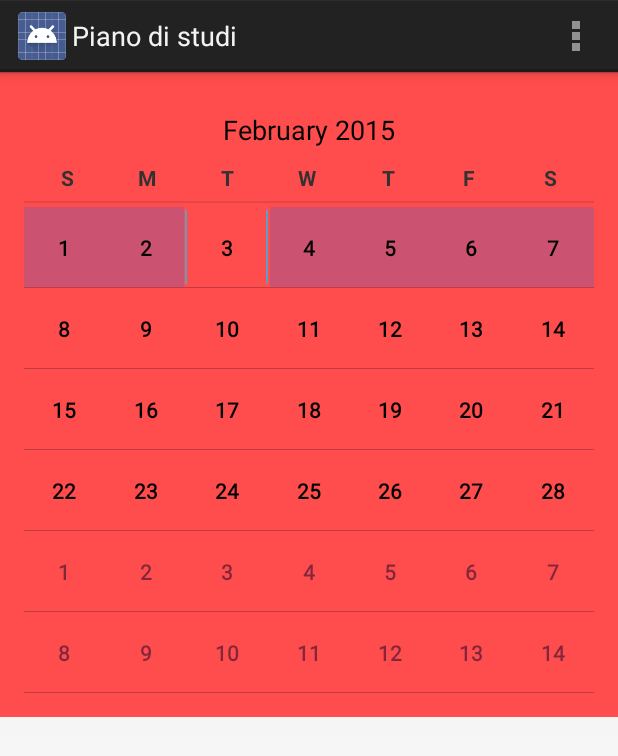
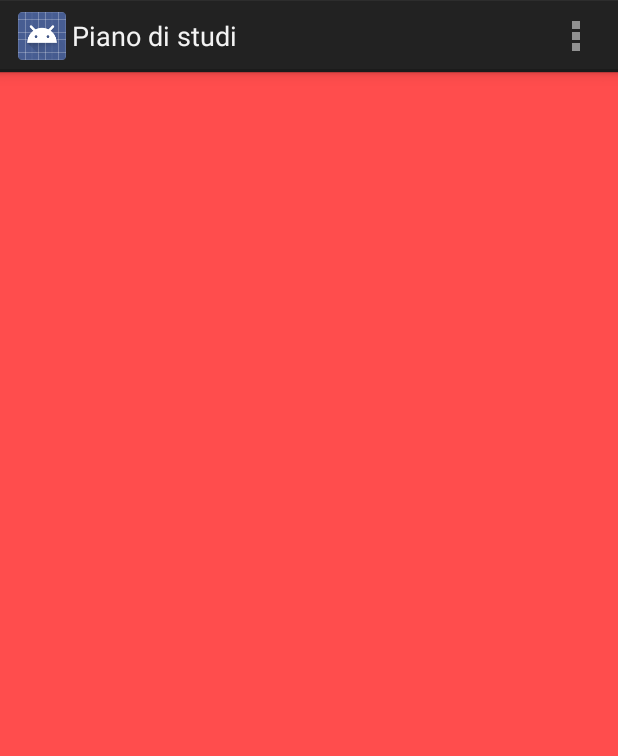
Before and after one commit to Ibbus93/IUM, an Android app: the screen it shows after launch (PianoStudi), after a tap on "Piano di studi", on a phone screen of 412 x 824 dp. Shown: the top 756 px of the screen. Run offline under Robolectric (Android 15) with nearby library versions, the phone set to English and light mode, and no system bars.

```diff
--- a/app/src/main/AndroidManifest.xml
+++ b/app/src/main/AndroidManifest.xml
@@ -50,14 +50,14 @@
             android:screenOrientation="portrait" >
         </activity>
         <activity
-            android:name=".EsameListActivity"
+            android:name=".carriera.EsameListActivity"
             android:label="@string/title_activity_carriera"
             android:screenOrientation="portrait" >
         </activity>
         <activity
-            android:name=".EsameDetailActivity"
+            android:name=".carriera.EsameDetailActivity"
             android:label="@string/title_esame_detail"
-            android:parentActivityName=".EsameListActivity"
+            android:parentActivityName=".carriera.EsameListActivity"
             android:screenOrientation="portrait" >
             <meta-data
                 android:name="android.support.PARENT_ACTIVITY"
--- a/app/src/main/java/android/valarmorghulis/unica/it/uniapp/MainActivity.java
+++ b/app/src/main/java/android/valarmorghulis/unica/it/uniapp/MainActivity.java
@@ -4,6 +4,7 @@ import android.app.Activity;
 import android.content.Intent;
 import android.os.Bundle;
 import android.util.Log;
+import android.valarmorghulis.unica.it.uniapp.carriera.EsameListActivity;
 import android.valarmorghulis.unica.it.uniapp.dummy.DummyContent;
 import android.view.Menu;
 import android.view.MenuItem;
@@ -82,7 +83,6 @@ public class MainActivity extends Activity {
 
     private void goCarriera(){
         Log.d(TAG_LOG, "Carriera clicked");
-        //final Intent carrieraIntent = new Intent(this, Carriera.class);
         final Intent carrieraIntent = new Intent(this, EsameListActivity.class);
         startActivity(carrieraIntent);
     }
--- a/app/src/main/java/android/valarmorghulis/unica/it/uniapp/PianoStudi.java
+++ b/app/src/main/java/android/valarmorghulis/unica/it/uniapp/PianoStudi.java
@@ -2,8 +2,12 @@ package android.valarmorghulis.unica.it.uniapp;
 
 import android.app.Activity;
 import android.os.Bundle;
+import android.support.v4.app.FragmentTransaction;
 import android.view.Menu;
 import android.view.MenuItem;
+
+
+import java.util.Calendar;
 
 
 public class PianoStudi extends Activity {
@@ -12,7 +16,6 @@ public class PianoStudi extends Activity {
     protected void onCreate(Bundle savedInstanceState) {
         super.onCreate(savedInstanceState);
         setContentView(R.layout.activity_piano_studi);
-
     }
 
 
--- a/app/src/main/java/android/valarmorghulis/unica/it/uniapp/CustomArrayAdapter.java
+++ b/app/src/main/java/android/valarmorghulis/unica/it/uniapp/carriera/CustomArrayAdapter.java
@@ -1,10 +1,11 @@
-package android.valarmorghulis.unica.it.uniapp;
+package android.valarmorghulis.unica.it.uniapp.carriera;
 
 /**
  * Created by Samsung on 31/01/2015.
  */
 import android.content.Context;
 import android.graphics.Typeface;
+import android.valarmorghulis.unica.it.uniapp.R;
 import android.valarmorghulis.unica.it.uniapp.dummy.DummyContent;
 import android.view.LayoutInflater;
 import android.view.View;
--- a/app/src/main/java/android/valarmorghulis/unica/it/uniapp/EsameDetailActivity.java
+++ b/app/src/main/java/android/valarmorghulis/unica/it/uniapp/carriera/EsameDetailActivity.java
@@ -1,12 +1,10 @@
-package android.valarmorghulis.unica.it.uniapp;
+package android.valarmorghulis.unica.it.uniapp.carriera;
 
 import android.content.Intent;
 import android.os.Bundle;
 import android.app.Activity;
-import android.util.Log;
-import android.valarmorghulis.unica.it.uniapp.dummy.DummyContent;
+import android.valarmorghulis.unica.it.uniapp.R;
 import android.view.MenuItem;
-import android.widget.TextView;
 
 
 /**
--- a/app/src/main/java/android/valarmorghulis/unica/it/uniapp/EsameDetailFragment.java
+++ b/app/src/main/java/android/valarmorghulis/unica/it/uniapp/carriera/EsameDetailFragment.java
@@ -1,7 +1,8 @@
-package android.valarmorghulis.unica.it.uniapp;
+package android.valarmorghulis.unica.it.uniapp.carriera;
 
 import android.os.Bundle;
 import android.app.Fragment;
+import android.valarmorghulis.unica.it.uniapp.R;
 import android.view.LayoutInflater;
 import android.view.View;
 import android.view.ViewGroup;
--- a/app/src/main/java/android/valarmorghulis/unica/it/uniapp/EsameListActivity.java
+++ b/app/src/main/java/android/valarmorghulis/unica/it/uniapp/carriera/EsameListActivity.java
@@ -1,10 +1,9 @@
-package android.valarmorghulis.unica.it.uniapp;
+package android.valarmorghulis.unica.it.uniapp.carriera;
 
 import android.content.Intent;
 import android.os.Bundle;
 import android.app.Activity;
-
-
+import android.valarmorghulis.unica.it.uniapp.R;
 
 
 /**
--- a/app/src/main/java/android/valarmorghulis/unica/it/uniapp/EsameListFragment.java
+++ b/app/src/main/java/android/valarmorghulis/unica/it/uniapp/carriera/EsameListFragment.java
@@ -1,10 +1,9 @@
-package android.valarmorghulis.unica.it.uniapp;
+package android.valarmorghulis.unica.it.uniapp.carriera;
 
 import android.app.Activity;
 import android.os.Bundle;
 import android.app.ListFragment;
 import android.view.View;
-import android.widget.ArrayAdapter;
 import android.widget.ListView;
 
 
--- a/app/src/main/res/layout/activity_esame_detail.xml
+++ b/app/src/main/res/layout/activity_esame_detail.xml
@@ -3,6 +3,6 @@
     android:id="@+id/esame_detail_container"
     android:layout_width="match_parent"
     android:layout_height="match_parent"
-    tools:context="android.valarmorghulis.unica.it.uniapp.EsameDetailActivity"
+    tools:context="android.valarmorghulis.unica.it.uniapp.carriera.EsameDetailActivity"
     tools:ignore="MergeRootFrame" >
 </RelativeLayout>
--- a/app/src/main/res/layout/activity_esame_list.xml
+++ b/app/src/main/res/layout/activity_esame_list.xml
@@ -2,7 +2,7 @@
     xmlns:tools="http://schemas.android.com/tools"
     android:layout_width="match_parent"
     android:layout_height="match_parent"
-    tools:context="android.valarmorghulis.unica.it.uniapp.Carriera"
+    tools:context="android.valarmorghulis.unica.it.uniapp.carriera.EsameListActivity"
     android:background="@color/purple"
     android:textColor="@color/white"
     >
@@ -10,11 +10,11 @@
     <fragment xmlns:android="http://schemas.android.com/apk/res/android"
         xmlns:tools="http://schemas.android.com/tools"
         android:id="@+id/esame_list"
-        android:name="android.valarmorghulis.unica.it.uniapp.EsameListFragment"
+        android:name="android.valarmorghulis.unica.it.uniapp.carriera.EsameListFragment"
         android:layout_width="match_parent"
         android:layout_height="match_parent"
         android:layout_marginLeft="16dp"
         android:layout_marginRight="16dp"
-        tools:context="android.valarmorghulis.unica.it.uniapp.EsameListActivity"
+        tools:context="android.valarmorghulis.unica.it.uniapp.carriera.EsameListActivity"
         tools:layout="@android:layout/list_content" />
 </RelativeLayout>
--- a/app/src/main/res/layout/activity_esame_twopane.xml
+++ b/app/src/main/res/layout/activity_esame_twopane.xml
@@ -8,7 +8,7 @@
     android:divider="?android:attr/dividerHorizontal"
     android:orientation="horizontal"
     android:showDividers="middle"
-    tools:context="android.valarmorghulis.unica.it.uniapp.EsameListActivity">
+    tools:context="android.valarmorghulis.unica.it.uniapp.carriera.EsameListActivity">
 
     <!--
     This layout is a two-pane layout for the Esami
@@ -23,7 +23,7 @@
 
     <fragment
         android:id="@+id/esame_list"
-        android:name="android.valarmorghulis.unica.it.uniapp.EsameListFragment"
+        android:name="android.valarmorghulis.unica.it.uniapp.carriera.EsameListFragment"
         android:layout_width="0dp"
         android:layout_height="match_parent"
         android:layout_weight="1"
--- a/app/src/main/res/layout/activity_piano_studi.xml
+++ b/app/src/main/res/layout/activity_piano_studi.xml
@@ -1,29 +1,14 @@
 <RelativeLayout xmlns:android="http://schemas.android.com/apk/res/android"
     xmlns:tools="http://schemas.android.com/tools"
     android:layout_width="match_parent"
-    android:layout_height="430dp"
+    android:layout_height="match_parent"
     android:paddingLeft="@dimen/activity_horizontal_margin"
     android:paddingRight="@dimen/activity_horizontal_margin"
     android:paddingTop="@dimen/activity_vertical_margin"
     android:paddingBottom="@dimen/activity_vertical_margin"
     android:background="@color/red"
-    tools:context="android.valarmorghulis.unica.it.uniapp.PianoStudi">
-
-    <RelativeLayout
-        android:layout_width="match_parent"
-        android:layout_height="match_parent"
-        android:layout_centerVertical="true"
-        android:layout_centerHorizontal="true">
-
-        <CalendarView
-            android:id="@+id/calendar"
-            android:layout_width="fill_parent"
-            android:layout_height="match_parent"
-            android:showWeekNumber="false"
-            android:layout_alignParentBottom="true"
-            android:layout_alignParentStart="true"
-            />
-
-    </RelativeLayout>
+    tools:context="android.valarmorghulis.unica.it.uniapp.PianoStudi"
+    android:id="@+id/cal"
+    >
 
 </RelativeLayout>
```
Also changed, not shown: app/src/main/java/android/valarmorghulis/unica/it/uniapp/Carriera.java (deleted, +0 -36 lines), app/src/main/java/android/valarmorghulis/unica/it/uniapp/statistiche/AndamentoMediaAritmetica.java (+6 -4 lines), app/src/main/java/android/valarmorghulis/unica/it/uniapp/statistiche/AndamentoMediaPonderata.java (+6 -4 lines), app/src/main/res/layout/activity_carriera.xml (deleted, +0 -19 lines), app/src/main/res/menu/carriera.xml (deleted, +0 -8 lines), 15 other files.
